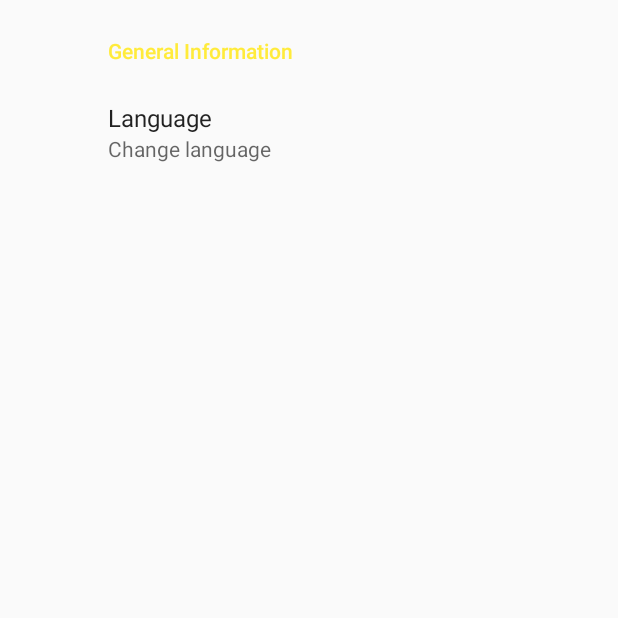
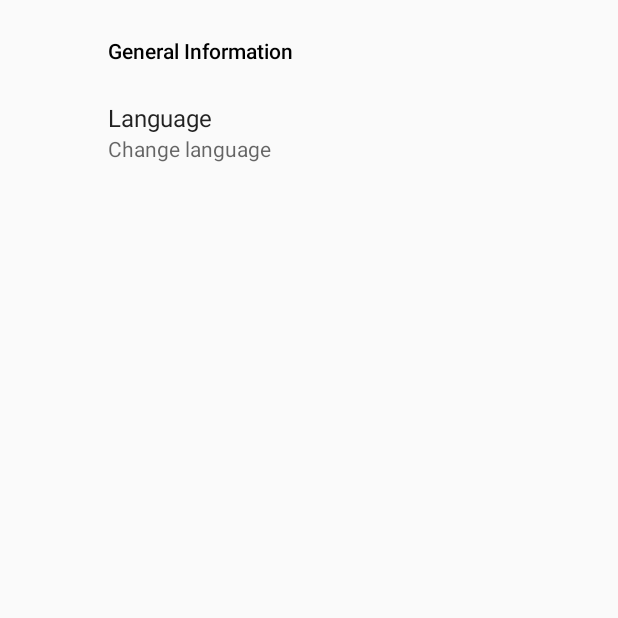
Before and after one commit to sasfmlzr/findfilm, an Android app: the screen it shows after launch (MainActivity), after a tap on "Settings", on a phone screen of 412 x 824 dp, the top half of it. Run offline under Robolectric (Android 15) with nearby library versions, the phone set to English and light mode, and no system bars; our stand-ins replace ButterKnife, androidx.preference.

Commit message:
Fix styles.

```diff
--- a/app/src/main/res/menu/search_menu.xml
+++ b/app/src/main/res/menu/search_menu.xml
@@ -9,7 +9,7 @@
 
     <item
         android:id="@+id/settings"
-        android:icon="@drawable/baseline_settings_black_48"
+        android:icon="@drawable/outline_settings_24"
         android:title="@string/settings"
         app:showAsAction="ifRoom" />
 </menu>
--- a/app/src/main/res/values/styles.xml
+++ b/app/src/main/res/values/styles.xml
@@ -4,6 +4,7 @@
         <item name="colorPrimary">@color/colorPrimaryUp</item>
         <item name="colorPrimaryDark">@color/colorPrimaryDark</item>
         <item name="coordinatorLayoutStyle">@style/Widget.Support.CoordinatorLayout</item>
+        <item name="colorAccent">@android:color/black</item>
     </style>
 
     <style name="BaseTheme" parent="Theme.AppCompat.Light.NoActionBar">
```
